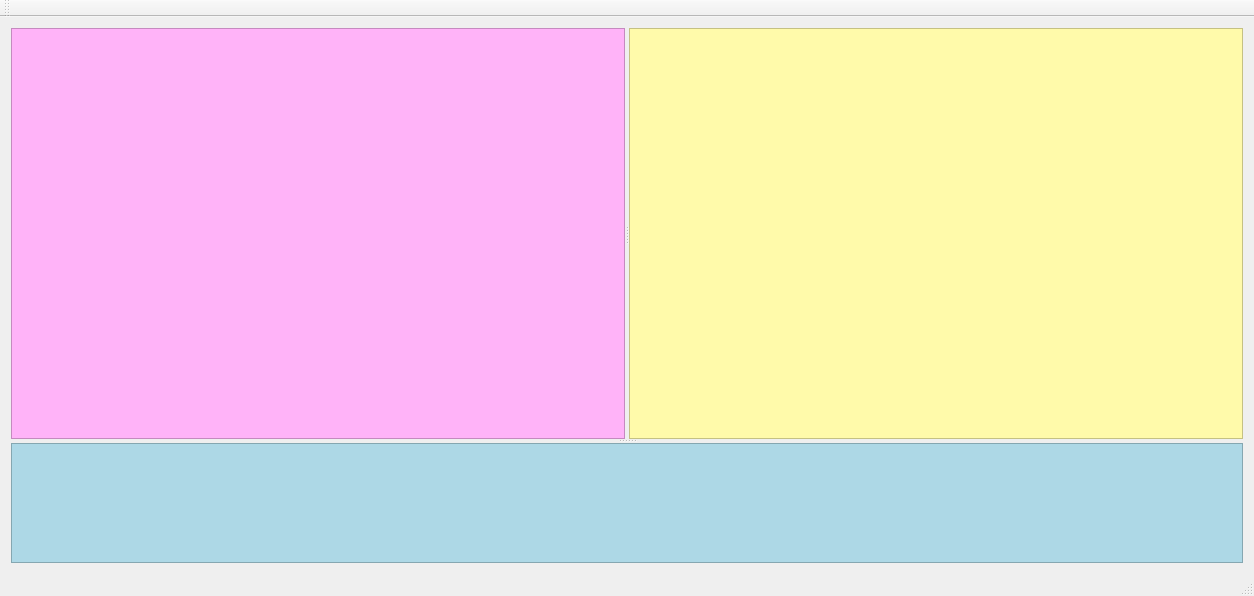
felixdittrich92/mission-uncuttable, file code/src/main/python/view/mainview/main_window.ui: the form before one commit.
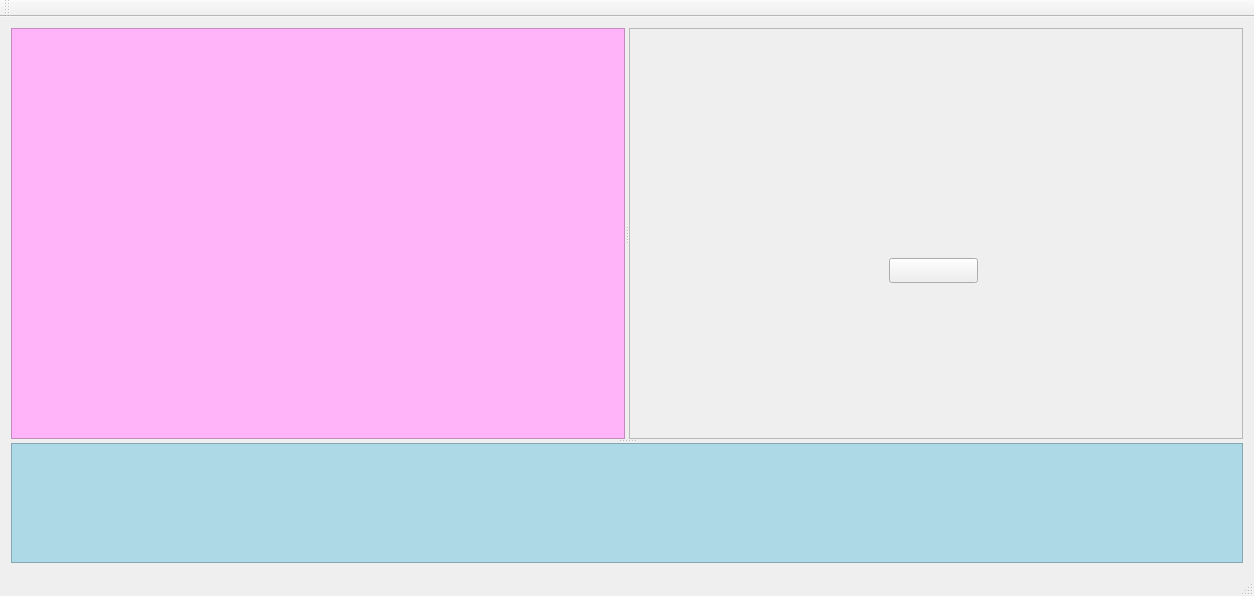
The form after the commit. Icons and pictures are not drawn.

Diff of the .ui file:
```diff
--- a/code/src/main/python/view/mainview/main_window.ui
+++ b/code/src/main/python/view/mainview/main_window.ui
@@ -15,7 +15,7 @@
   </property>
   <widget class="QWidget" name="centralWidget">
    <layout class="QGridLayout" name="gridLayout">
-    <item row="0" column="0">
+    <item row="1" column="0">
      <widget class="QSplitter" name="horizontalSplitter">
       <property name="sizeIncrement">
        <size>
@@ -60,8 +60,11 @@
           <height>0</height>
          </size>
         </property>
+        <property name="autoFillBackground">
+         <bool>false</bool>
+        </property>
         <property name="styleSheet">
-         <string notr="true">background: rgb(255, 250, 170);</string>
+         <string notr="true">background: rgbrgb(9, 25, 51);</string>
         </property>
         <property name="frameShape">
          <enum>QFrame::StyledPanel</enum>
@@ -69,6 +72,30 @@
         <property name="frameShadow">
          <enum>QFrame::Raised</enum>
         </property>
+        <widget class="QPushButton" name="pushButton">
+         <property name="geometry">
+          <rect>
+           <x>260</x>
+           <y>230</y>
+           <width>89</width>
+           <height>25</height>
+          </rect>
+         </property>
+         <property name="toolTip">
+          <string/>
+         </property>
+         <property name="text">
+          <string/>
+         </property>
+         <property name="icon">
+          <iconset resource="../../../icons/preview_buttons/resource.qrc">
+           <normaloff>:/icon/play-button.svg</normaloff>
+           <normalon>:/icon/pause.svg</normalon>:/icon/play-button.svg</iconset>
+         </property>
+         <property name="autoDefault">
+          <bool>true</bool>
+         </property>
+        </widget>
        </widget>
       </widget>
       <widget class="QFrame" name="bottomFrame">
```
Left out of the diff: 6 changed lines with no effect on the pictures.
